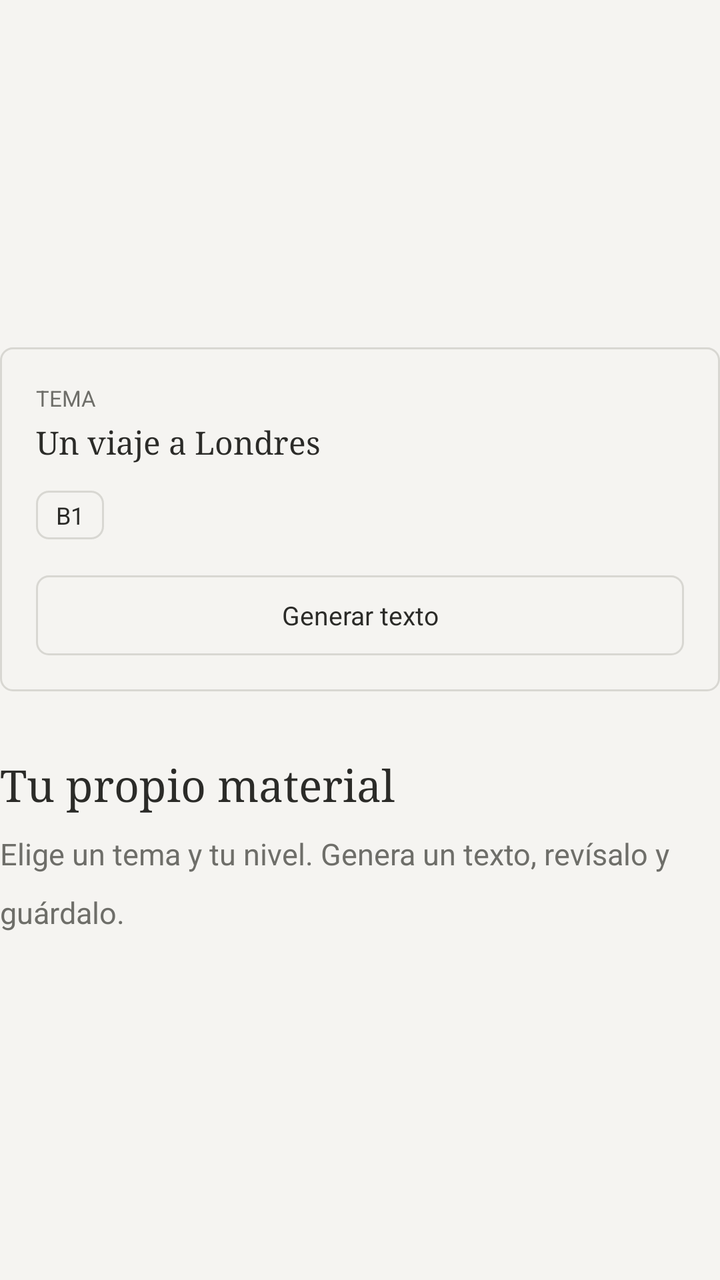
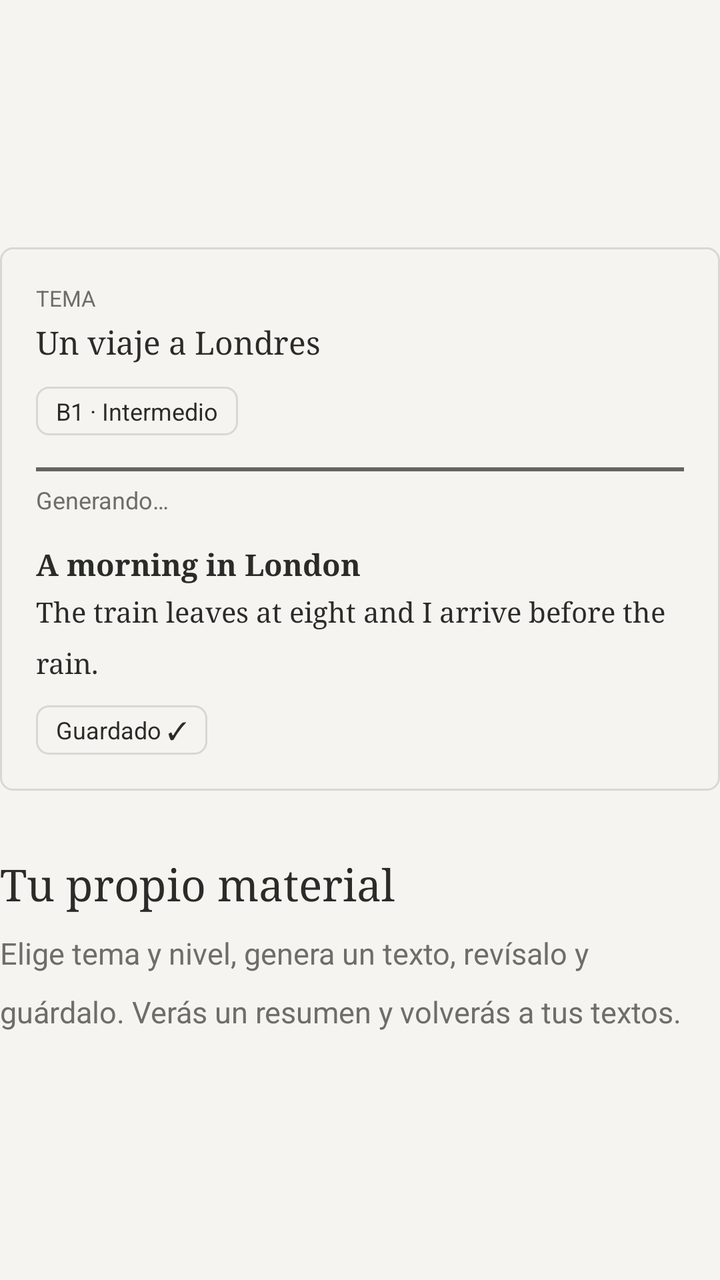

An Android layout rendered at two revisions. The XML below is the earlier revision; the diff shows what the commit changed to produce the second picture.
<!-- AndroidManifest.xml: application theme Theme.Leelo -->
<!-- res/layout/onboarding_page_generate.xml -->
<?xml version="1.0" encoding="utf-8"?>
<LinearLayout xmlns:android="http://schemas.android.com/apk/res/android"
    android:layout_width="match_parent"
    android:layout_height="match_parent"
    android:gravity="center_vertical"
    android:orientation="vertical">

    <LinearLayout
        android:id="@+id/pageVisual"
        android:layout_width="match_parent"
        android:layout_height="wrap_content"
        android:background="@drawable/bg_word_dialog"
        android:orientation="vertical"
        android:padding="18dp">

        <TextView
            android:layout_width="wrap_content"
            android:layout_height="wrap_content"
            android:text="TEMA"
            android:textColor="?attr/colorOnSurfaceVariant"
            android:textSize="11sp" />

        <TextView
            android:layout_width="match_parent"
            android:layout_height="wrap_content"
            android:layout_marginTop="4dp"
            android:fontFamily="serif"
            android:text="Un viaje a Londres"
            android:textColor="?attr/colorOnSurface"
            android:textSize="16sp" />

        <TextView
            android:layout_width="wrap_content"
            android:layout_height="wrap_content"
            android:layout_marginTop="14dp"
            android:background="@drawable/bg_state_chip"
            android:paddingStart="10dp"
            android:paddingTop="4dp"
            android:paddingEnd="10dp"
            android:paddingBottom="4dp"
            android:text="B1"
            android:textColor="?attr/colorOnSurface"
            android:textSize="12sp" />

        <TextView
            android:layout_width="match_parent"
            android:layout_height="40dp"
            android:layout_marginTop="18dp"
            android:background="@drawable/bg_word_dialog"
            android:gravity="center"
            android:text="Generar texto"
            android:textColor="?attr/colorOnSurface"
            android:textSize="13sp" />
    </LinearLayout>

    <TextView
        android:layout_width="wrap_content"
        android:layout_height="wrap_content"
        android:layout_marginTop="32dp"
        android:fontFamily="serif"
        android:text="Tu propio material"
        android:textColor="?attr/colorOnSurface"
        android:textSize="22sp" />

    <TextView
        android:layout_width="match_parent"
        android:layout_height="wrap_content"
        android:layout_marginTop="10dp"
        android:lineSpacingMultiplier="1.6"
        android:text="Elige un tema y tu nivel. Genera un texto, revísalo y guárdalo."
        android:textColor="?attr/colorOnSurfaceVariant"
        android:textSize="15sp" />

</LinearLayout>
<!-- resources referenced by this layout -->
<resources>
  <!-- drawable bg_state_chip (drawable) -->
  <?xml version="1.0" encoding="utf-8"?>
  <shape xmlns:android="http://schemas.android.com/apk/res/android"
      android:shape="rectangle">
      <corners android:radius="6dp" />
      <solid android:color="@android:color/transparent" />
      <stroke
          android:width="1dp"
          android:color="@color/line" />
  </shape>
  <!-- drawable bg_word_dialog (drawable) -->
  <?xml version="1.0" encoding="utf-8"?>
  <shape xmlns:android="http://schemas.android.com/apk/res/android"
      android:shape="rectangle">
      <solid android:color="?attr/colorSurface" />
      <corners android:radius="6dp" />
      <stroke
          android:width="1dp"
          android:color="?attr/colorOutline" />
      <padding 
          android:left="8dp"
          android:top="8dp"
          android:right="8dp"
          android:bottom="8dp" />
  </shape>
  <style name="Theme.Leelo" parent="Base.Theme.Leelo" />
  <color name="line">#FFD8D7D2</color>
  <style name="Base.Theme.Leelo" parent="Theme.Material3.DayNight.NoActionBar">
          <item name="colorPrimary">@color/accent</item>
          <item name="colorOnPrimary">@color/accent_on</item>
          <item name="colorSecondary">@color/accent</item>
          <item name="colorOnSecondary">@color/accent_on</item>
  
          <item name="android:colorBackground">@color/paper</item>
          <item name="colorOnBackground">@color/ink</item>
          <item name="colorSurface">@color/paper</item>
          <item name="colorOnSurface">@color/ink</item>
          <item name="colorSurfaceVariant">@color/paper</item>
          <item name="colorOnSurfaceVariant">@color/ink_muted</item>
          <item name="colorOutline">@color/line</item>
          <item name="colorOutlineVariant">@color/line</item>
          <item name="colorPrimaryContainer">@color/paper</item>
          <item name="colorSecondaryContainer">@color/paper</item>
  
          <item name="android:statusBarColor">@color/paper</item>
          <item name="android:windowLightStatusBar" tools:targetApi="m">true</item>
          <item name="android:navigationBarColor">@color/paper</item>
          <item name="android:windowBackground">@color/paper</item>
  
          <item name="android:fontFamily">sans-serif</item>
      </style>
  <color name="accent">#FF63635F</color>
  <color name="accent_on">#FFF5F4F1</color>
  <color name="paper">#FFF5F4F1</color>
  <color name="ink">#FF2B2B28</color>
  <color name="ink_muted">#FF6E6E69</color>
</resources>

<!-- the commit's change to res/layout/onboarding_page_generate.xml (unified diff, before → after) -->
@@ -32,28 +32,82 @@
         <TextView
             android:layout_width="wrap_content"
             android:layout_height="wrap_content"
-            android:layout_marginTop="14dp"
+            android:layout_marginTop="12dp"
             android:background="@drawable/bg_state_chip"
             android:paddingStart="10dp"
             android:paddingTop="4dp"
             android:paddingEnd="10dp"
             android:paddingBottom="4dp"
-            android:text="B1"
+            android:text="B1 · Intermedio"
             android:textColor="?attr/colorOnSurface"
             android:textSize="12sp" />
 
+        <LinearLayout
+            android:id="@+id/generatingRow"
+            android:layout_width="match_parent"
+            android:layout_height="wrap_content"
+            android:layout_marginTop="16dp"
+            android:orientation="vertical">
+
+            <View
+                android:id="@+id/demoProgress"
+                android:layout_width="match_parent"
+                android:layout_height="2dp"
+                android:background="?attr/colorPrimary" />
+
+            <TextView
+                android:layout_width="wrap_content"
+                android:layout_height="wrap_content"
+                android:layout_marginTop="6dp"
+                android:text="Generando…"
+                android:textColor="?attr/colorOnSurfaceVariant"
+                android:textSize="12sp" />
+        </LinearLayout>
+
+        <LinearLayout
+            android:id="@+id/demoResult"
+            android:layout_width="match_parent"
+            android:layout_height="wrap_content"
+            android:layout_marginTop="14dp"
+            android:orientation="vertical">
+
+            <TextView
+                android:layout_width="match_parent"
+                android:layout_height="wrap_content"
+                android:fontFamily="serif"
+                android:text="A morning in London"
+                android:textColor="?attr/colorOnSurface"
+                android:textSize="15sp"
+                android:textStyle="bold" />
+
+            <TextView
+                android:layout_width="match_parent"
+                android:layout_height="wrap_content"
+                android:layout_marginTop="4dp"
+                android:fontFamily="serif"
+                android:lineSpacingMultiplier="1.5"
+                android:text="The train leaves at eight and I arrive before the rain."
+                android:textColor="?attr/colorOnSurface"
+                android:textSize="14sp" />
+        </LinearLayout>
+
         <TextView
-            android:layout_width="match_parent"
-            android:layout_height="40dp"
-            android:layout_marginTop="18dp"
-            android:background="@drawable/bg_word_dialog"
-            android:gravity="center"
-            android:text="Generar texto"
+            android:id="@+id/demoSavedChip"
+            android:layout_width="wrap_content"
+            android:layout_height="wrap_content"
+            android:layout_marginTop="12dp"
+            android:background="@drawable/bg_state_chip"
+            android:paddingStart="10dp"
+            android:paddingTop="4dp"
+            android:paddingEnd="10dp"
+            android:paddingBottom="4dp"
+            android:text="Guardado ✓"
             android:textColor="?attr/colorOnSurface"
-            android:textSize="13sp" />
+            android:textSize="12sp" />
     </LinearLayout>
 
     <TextView
+        android:id="@+id/pageTitle"
         android:layout_width="wrap_content"
         android:layout_height="wrap_content"
         android:layout_marginTop="32dp"
@@ -63,11 +117,12 @@
         android:textSize="22sp" />
 
     <TextView
+        android:id="@+id/pageBody"
         android:layout_width="match_parent"
         android:layout_height="wrap_content"
         android:layout_marginTop="10dp"
         android:lineSpacingMultiplier="1.6"
-        android:text="Elige un tema y tu nivel. Genera un texto, revísalo y guárdalo."
+        android:text="Elige tema y nivel, genera un texto, revísalo y guárdalo. Verás un resumen y volverás a tus textos."
         android:textColor="?attr/colorOnSurfaceVariant"
         android:textSize="15sp" />
 
